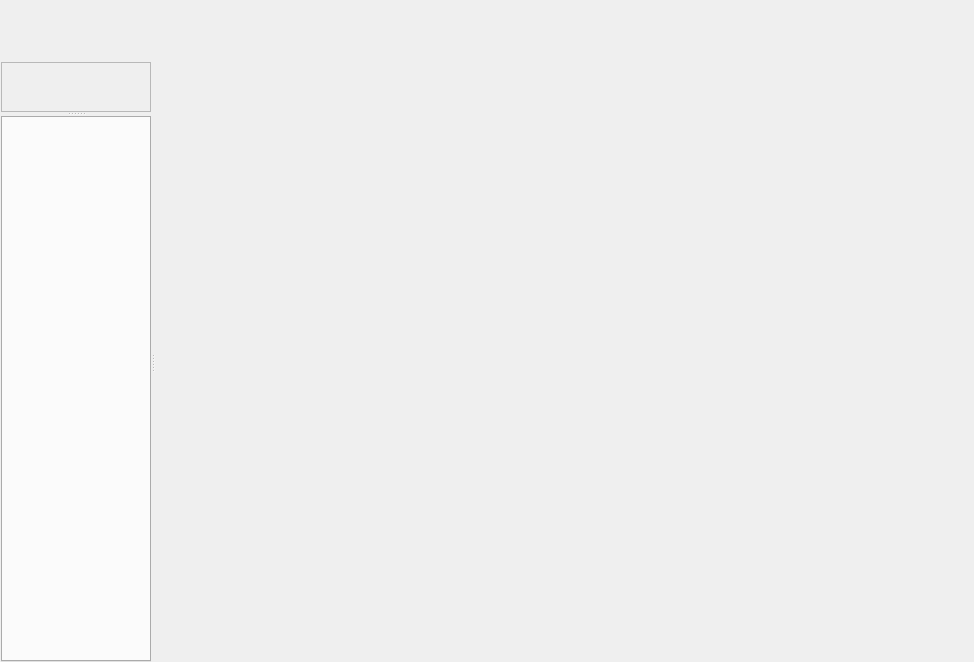
Old version of the form Code/Mantid/Vates/VatesSimpleGui/ViewWidgets/inc/MantidVatesSimpleGuiViewWidgets/MdViewerWidget.ui in the repository mantidproject/mantid.
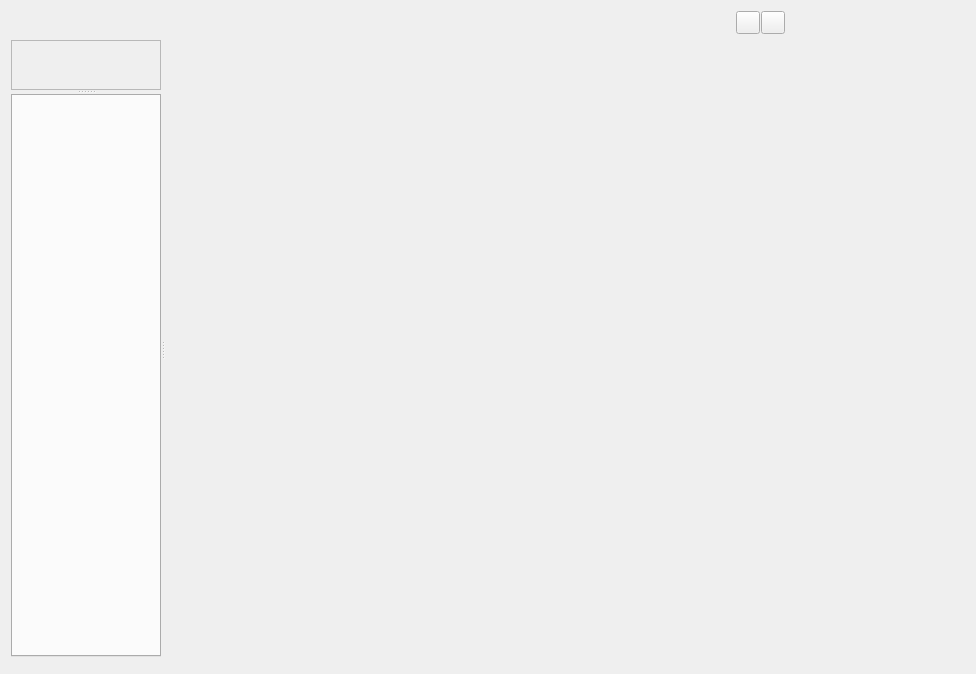
New version of the form. Icons and pictures are not drawn. Custom widgets are drawn as their Qt base class.

Commit message: Refs #4118. Adding rotation center reset buttons and wiring up data one.

Patch:
```diff
--- a/Code/Mantid/Vates/VatesSimpleGui/ViewWidgets/inc/MantidVatesSimpleGuiViewWidgets/MdViewerWidget.ui
+++ b/Code/Mantid/Vates/VatesSimpleGui/ViewWidgets/inc/MantidVatesSimpleGuiViewWidgets/MdViewerWidget.ui
@@ -7,28 +7,13 @@
     <x>0</x>
     <y>0</y>
     <width>974</width>
-    <height>662</height>
+    <height>674</height>
    </rect>
   </property>
   <property name="windowTitle">
    <string>Form</string>
   </property>
   <layout class="QVBoxLayout" name="verticalLayout">
-   <property name="spacing">
-    <number>0</number>
-   </property>
-   <property name="leftMargin">
-    <number>1</number>
-   </property>
-   <property name="topMargin">
-    <number>0</number>
-   </property>
-   <property name="rightMargin">
-    <number>1</number>
-   </property>
-   <property name="bottomMargin">
-    <number>0</number>
-   </property>
    <item>
     <layout class="QHBoxLayout" name="horizontalLayout">
      <property name="spacing">
@@ -82,6 +67,41 @@
      <item>
       <widget class="pqCameraToolbar" name="widget" native="true"/>
      </item>
+     <item>
+      <spacer name="horizontalSpacer_5">
+       <property name="orientation">
+        <enum>Qt::Horizontal</enum>
+       </property>
+       <property name="sizeHint" stdset="0">
+        <size>
+         <width>40</width>
+         <height>20</height>
+        </size>
+       </property>
+      </spacer>
+     </item>
+     <item>
+      <widget class="QToolButton" name="resetCenterToDataButton">
+       <property name="toolTip">
+        <string>Reset Center to Data Center</string>
+       </property>
+       <property name="icon">
+        <iconset resource="../../icons/ViewWidgetsIcons.qrc">
+         <normaloff>:/VatesSimpleGuiViewWidgets/icons/pqResetCenterToData24.png</normaloff>:/VatesSimpleGuiViewWidgets/icons/pqResetCenterToData24.png</iconset>
+       </property>
+      </widget>
+     </item>
+     <item>
+      <widget class="QToolButton" name="resetCenterToPointButton">
+       <property name="toolTip">
+        <string>Reset Center to Point</string>
+       </property>
+       <property name="icon">
+        <iconset resource="../../icons/ViewWidgetsIcons.qrc">
+         <normaloff>:/VatesSimpleGuiViewWidgets/icons/pqResetCenterToPoint24.png</normaloff>:/VatesSimpleGuiViewWidgets/icons/pqResetCenterToPoint24.png</iconset>
+       </property>
+      </widget>
+     </item>
      <item>
       <spacer name="horizontalSpacer_2">
        <property name="orientation">
```
Left out of the diff: 4 changed lines with no effect on the pictures. The commit also changes 3 other files.
